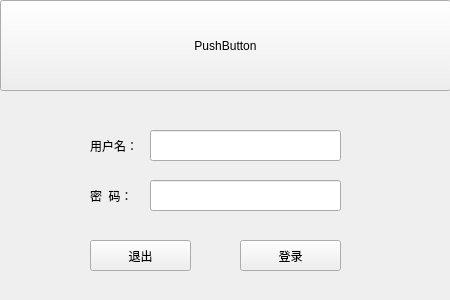
Above: LoginForm.ui from qqsskk/AgvCtrlSys before the change. Below: the same form after it.
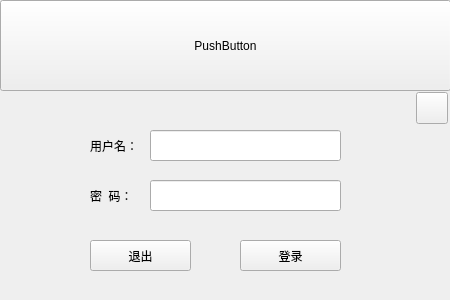
That is the form after the change. Custom widgets are drawn as their Qt base class.

```diff
--- a/LoginForm.ui
+++ b/LoginForm.ui
@@ -17,9 +17,9 @@
    <property name="geometry">
     <rect>
      <x>90</x>
-     <y>140</y>
+     <y>138</y>
      <width>54</width>
-     <height>12</height>
+     <height>16</height>
     </rect>
    </property>
    <property name="text">
@@ -53,9 +53,9 @@
    <property name="geometry">
     <rect>
      <x>90</x>
-     <y>190</y>
+     <y>188</y>
      <width>54</width>
-     <height>12</height>
+     <height>16</height>
     </rect>
    </property>
    <property name="text">
@@ -101,6 +101,19 @@
     <string>PushButton</string>
    </property>
   </widget>
+  <widget class="QToolButton" name="toolButtonSet">
+   <property name="geometry">
+    <rect>
+     <x>416</x>
+     <y>92</y>
+     <width>32</width>
+     <height>32</height>
+    </rect>
+   </property>
+   <property name="text">
+    <string/>
+   </property>
+  </widget>
  </widget>
  <customwidgets>
   <customwidget>
```
Left out of the diff: 4 changed lines with no effect on the pictures.
